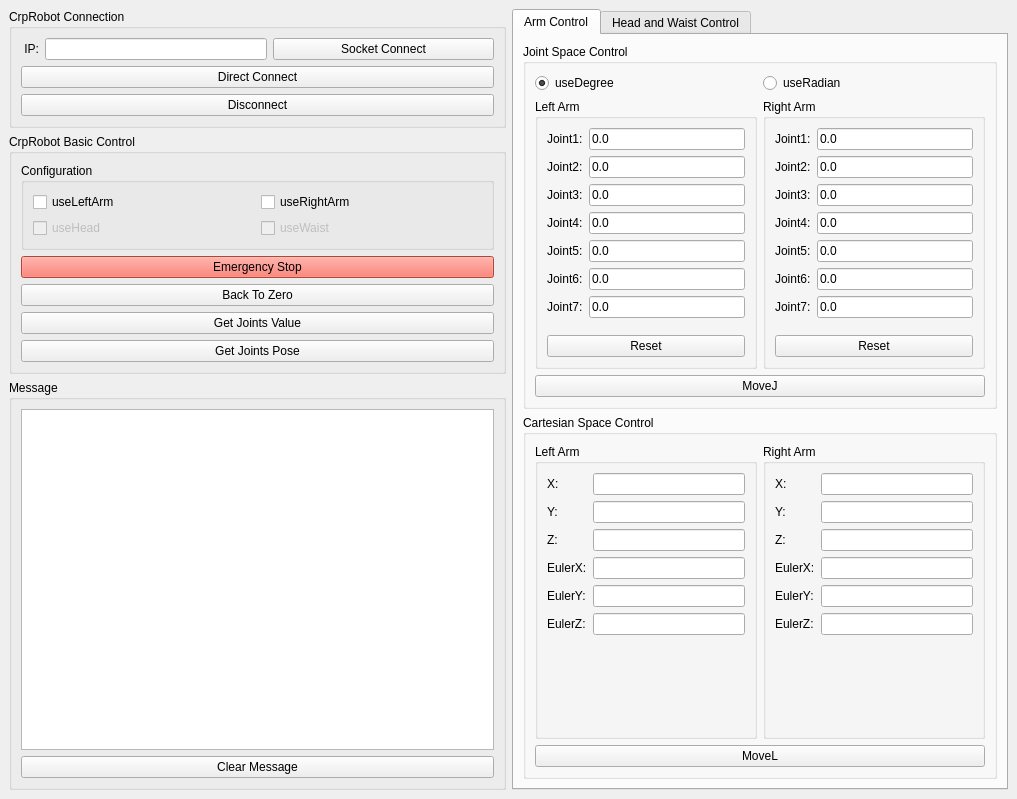
This is GUI/CrpRobotBasicControlGUI/CrpRobotBasicControlGUI.ui in Fa1lin9/RobotTeleoperate as Qt 5 draws it before an edit. The edited form follows.
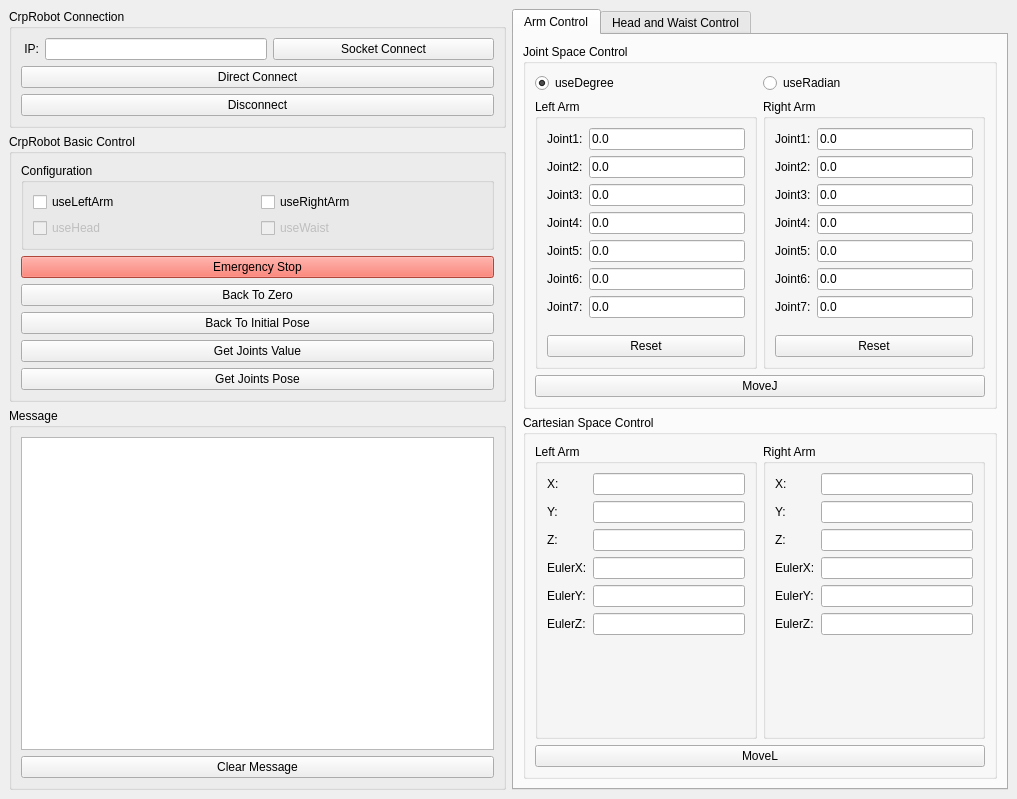
This is the edited form.

The edit to the form file:
```diff
--- a/GUI/CrpRobotBasicControlGUI/CrpRobotBasicControlGUI.ui
+++ b/GUI/CrpRobotBasicControlGUI/CrpRobotBasicControlGUI.ui
@@ -161,6 +161,13 @@
            </property>
           </widget>
          </item>
+         <item>
+          <widget class="QPushButton" name="backToInitPosePushButton">
+           <property name="text">
+            <string>Back To Initial Pose</string>
+           </property>
+          </widget>
+         </item>
          <item>
           <widget class="QPushButton" name="getJointsValuePushButton">
            <property name="text">
```
